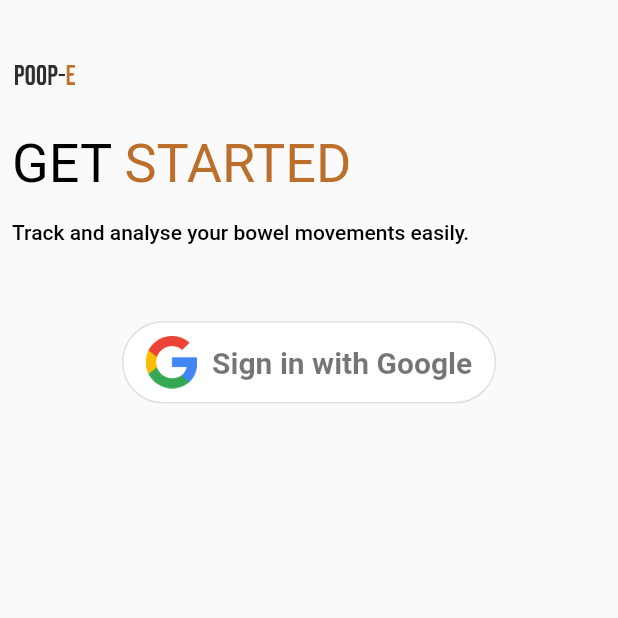
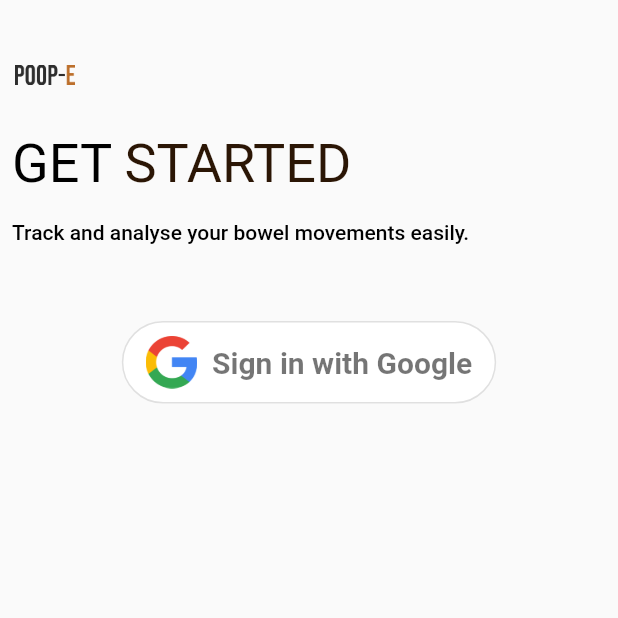
Before and after one commit to 83wid/POOP-E, a Flutter app: the screen it shows after launch, after a tap on "Skip", after a tap on "Get started", on a phone screen of 412 x 824 dp, the top half of it. Run offline on Flutter 3.47's test engine with Material 2 defaults, Android fonts, the phone set to English and light mode, and no system bars; our stand-ins replace cloud_firestore, firebase_auth, firebase_core, flutter_datetime_picker, flutter_local_notifications, flutter_svg and 2 more; accounts and stored records are empty; Roboto replaces fonts that are missing (Poppins).

Commit message:
adapter to dark mode

```diff
--- a/lib/screens/getStarted.dart
+++ b/lib/screens/getStarted.dart
@@ -41,7 +41,7 @@ class _GetStartedScreenState extends State<GetStartedScreen> {
                             ),
                             TextSpan(
                               text: ' STARTED',
-                              style: TextStyle(color: Color(0xFFBC6F2B)),
+                              style: TextStyle(color: Color(0xFF2b1605)),
                             ),
                           ],
                         ),
--- a/lib/screens/onboarding_screen.dart
+++ b/lib/screens/onboarding_screen.dart
@@ -40,7 +40,7 @@ class _OnboardingScreenState extends State<OnboardingScreen> {
       height: 8.0,
       width: isActive ? 24.0 : 16.0,
       decoration: BoxDecoration(
-        color: isActive ? Colors.white : Color(0xFFBC6F2B),
+        color: isActive ? Colors.white : Color(0xFF2b1605),
         borderRadius: BorderRadius.all(Radius.circular(12)),
       ),
     );
@@ -86,7 +86,7 @@ class _OnboardingScreenState extends State<OnboardingScreen> {
                                 child: Text(
                                   'Skip',
                                   style: TextStyle(
-                                    color: Color(0xFFBC6F2B),
+                                    color: Color(0xFF2b1605),
                                     fontSize: 15.0,
                                   ),
                                 ),
@@ -120,7 +120,7 @@ class _OnboardingScreenState extends State<OnboardingScreen> {
                                 children: <TextSpan>[
                                   TextSpan(
                                     text: 'TRACK',
-                                    style: TextStyle(color: Color(0xFFBC6F2B)),
+                                    style: TextStyle(color: Color(0xFF2b1605)),
                                   ),
                                   TextSpan(text: ' POOP'),
                                 ],
@@ -147,7 +147,7 @@ class _OnboardingScreenState extends State<OnboardingScreen> {
                                 children: <TextSpan>[
                                   TextSpan(
                                     text: 'bowel movements',
-                                    style: TextStyle(color: Color(0xFFBC6F2B)),
+                                    style: TextStyle(color: Color(0xFF2b1605)),
                                   ),
                                 ],
                               ),
@@ -173,7 +173,7 @@ class _OnboardingScreenState extends State<OnboardingScreen> {
                                 children: <TextSpan>[
                                   TextSpan(
                                     text: 'EVERY DAY',
-                                    style: TextStyle(color: Color(0xFFBC6F2B)),
+                                    style: TextStyle(color: Color(0xFF2b1605)),
                                   ),
                                   TextSpan(text: ' FOR PILLS & BOWEL'),
                                 ],
@@ -219,7 +219,7 @@ class _OnboardingScreenState extends State<OnboardingScreen> {
                                 SizedBox(width: 10.0),
                                 Icon(
                                   Icons.arrow_forward,
-                                  color: Color(0xFFBC6F2B),
+                                  color: Color(0xFF2b1605),
                                   size: 30.0,
                                 ),
                               ],
@@ -244,7 +244,7 @@ class _OnboardingScreenState extends State<OnboardingScreen> {
               child: Container(
                 height: 50.0,
                 width: double.infinity,
-                color: Color(0xFFBC6F2B),
+                color: Color(0xFF2b1605),
                 child: Center(
                   child: Padding(
                     padding: EdgeInsets.only(bottom: 10.0, top: 10.0),
```
